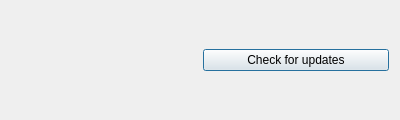
This is Example/example.ui in kassol/QSimpleUpdater as Qt 5 draws it before an edit. The edited form follows.
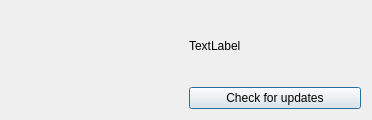
This is the edited form. Icons and pictures are not drawn.

```diff
--- a/Example/example.ui
+++ b/Example/example.ui
@@ -6,15 +6,15 @@
    <rect>
     <x>0</x>
     <y>0</y>
-    <width>400</width>
+    <width>372</width>
     <height>120</height>
    </rect>
   </property>
   <property name="windowTitle">
    <string>QSimpleUpdater Example</string>
   </property>
-  <layout class="QHBoxLayout" name="horizontalLayout">
-   <item>
+  <layout class="QGridLayout" name="gridLayout">
+   <item row="0" column="0" rowspan="2">
     <widget class="QLabel" name="versionLabel">
      <property name="text">
       <string/>
@@ -24,13 +24,20 @@
      </property>
     </widget>
    </item>
-   <item>
+   <item row="1" column="2">
     <widget class="QPushButton" name="updatesButton">
      <property name="text">
       <string>Check for updates</string>
      </property>
     </widget>
    </item>
+   <item row="0" column="2">
+    <widget class="QLabel" name="label">
+     <property name="text">
+      <string>TextLabel</string>
+     </property>
+    </widget>
+   </item>
   </layout>
  </widget>
  <resources>
```
